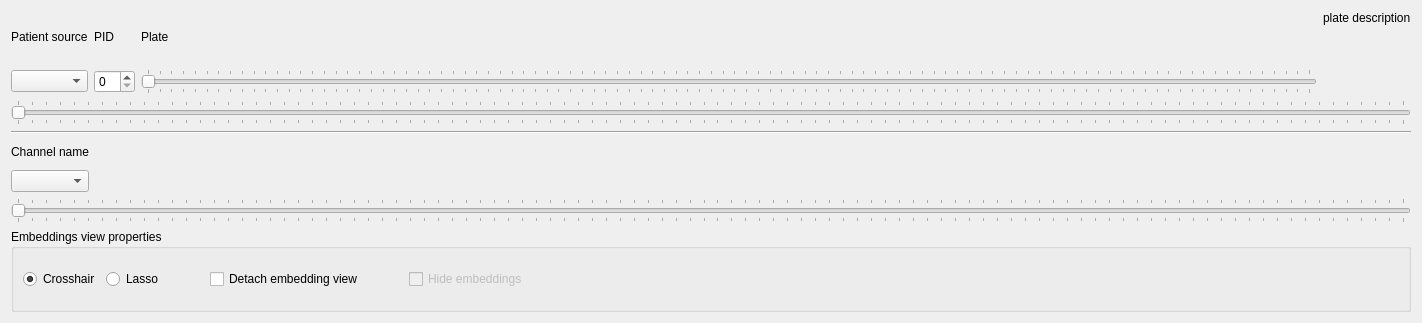
Old version of the form spatial_ops/gui/gui_controls.ui in the repository LucaMarconato/spatial_ops.
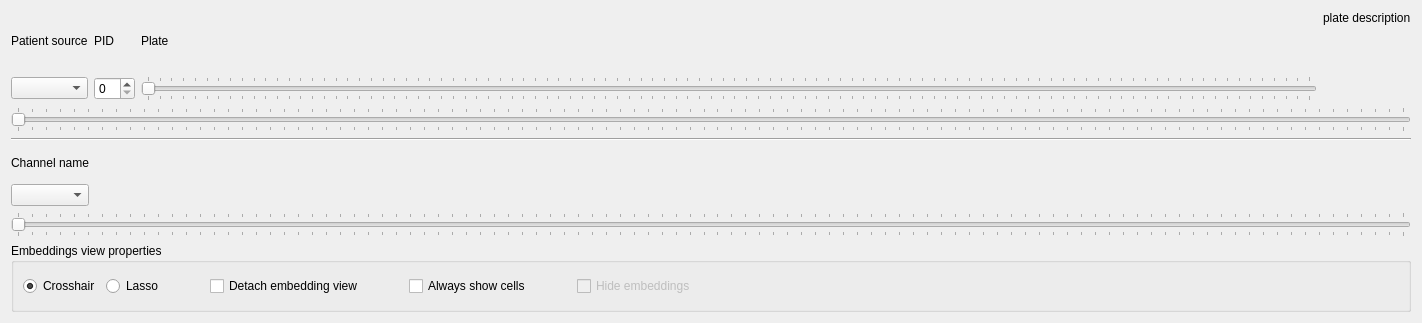
New version of the form.

Commit message: created the vae viewer widget

The edit to the form file:
```diff
--- a/spatial_ops/gui/gui_controls.ui
+++ b/spatial_ops/gui/gui_controls.ui
@@ -176,6 +176,12 @@
       <layout class="QHBoxLayout" name="horizontalLayout_2">
        <item>
         <widget class="QGroupBox" name="embedding_view_properties_group_box">
+         <property name="maximumSize">
+          <size>
+           <width>16777215</width>
+           <height>69</height>
+          </size>
+         </property>
          <property name="title">
           <string>Embeddings view properties</string>
          </property>
@@ -236,6 +242,29 @@
             </property>
            </spacer>
           </item>
+          <item>
+           <widget class="QCheckBox" name="always_show_cells_check_box">
+            <property name="text">
+             <string>Always show cells</string>
+            </property>
+           </widget>
+          </item>
+          <item>
+           <spacer name="horizontalSpacer_5">
+            <property name="orientation">
+             <enum>Qt::Horizontal</enum>
+            </property>
+            <property name="sizeType">
+             <enum>QSizePolicy::Fixed</enum>
+            </property>
+            <property name="sizeHint" stdset="0">
+             <size>
+              <width>40</width>
+              <height>20</height>
+             </size>
+            </property>
+           </spacer>
+          </item>
           <item>
            <widget class="QCheckBox" name="disable_interactivity_check_box">
             <property name="enabled">
```
The commit also changes 5 other files.
